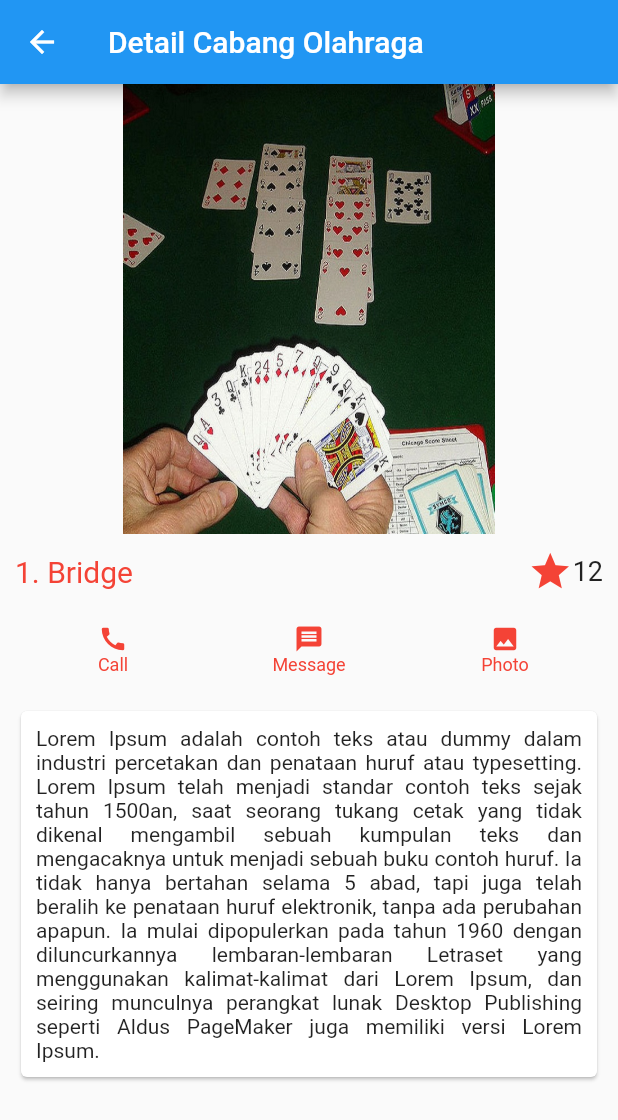
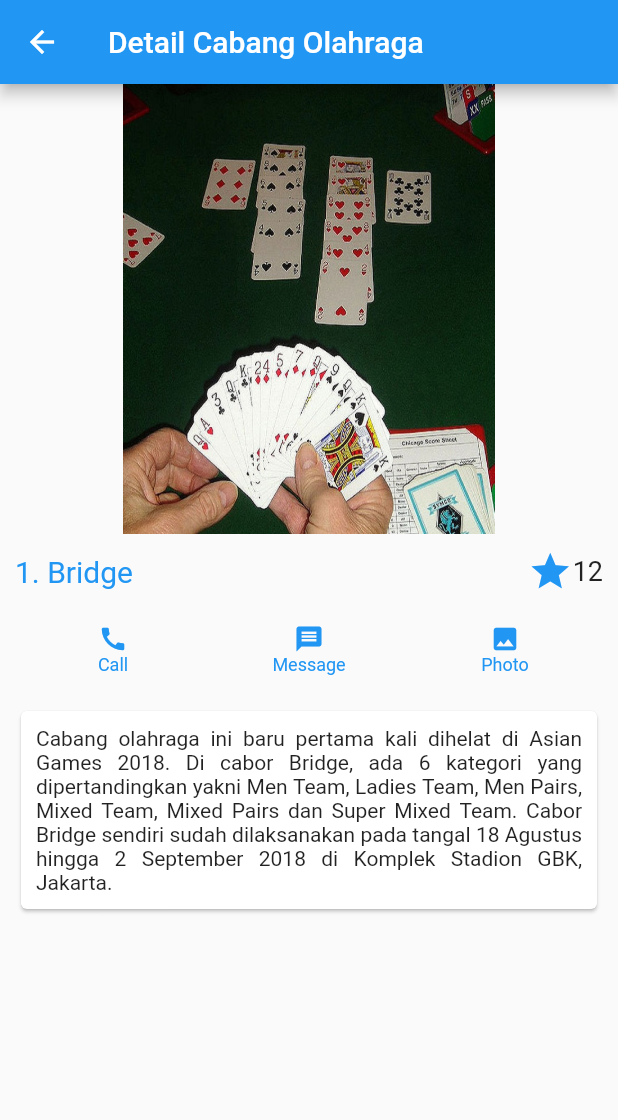
Before and after one commit to MuhammadFariMadyan/haornas_apps, a Flutter app: the screen it shows after launch, after a tap on "1. Bridge", on a phone screen of 412 x 824 dp. Shown: the top 1120 px of the screen. Run offline on Flutter 3.47's test engine with Material 2 defaults, Android fonts, the phone set to English and light mode, and no system bars.

Commit message:
Add description and change colors

```diff
--- a/lib/main.dart
+++ b/lib/main.dart
@@ -1,6 +1,6 @@
 import 'package:flutter/material.dart';
 // dipake nanti
-import 'package:haornas_apps/launcher/launcher_view.dart';
+// import 'package:haornas_apps/launcher/launcher_view.dart';
 
 void main() => runApp(MyApp());
 
@@ -21,9 +21,7 @@ class MyApp extends StatelessWidget {
 class SplashPage extends StatelessWidget {
   @override
   Widget build(BuildContext context) {
-    Future.delayed(
-        Duration(seconds: 3),
-            () {
+    Future.delayed(Duration(seconds: 3), () {
       Navigator.pushReplacement(
         context,
         MaterialPageRoute(
@@ -32,8 +30,7 @@ class SplashPage extends StatelessWidget {
           },
         ),
       );
-        }
-    );
+    });
     return SafeArea(
       child: Scaffold(
         body: new Center(
@@ -48,8 +45,7 @@ class SplashPage extends StatelessWidget {
             new Padding(padding: new EdgeInsets.all(5.0)),
             CircularProgressIndicator(),
           ],
-            )
-        ),
+        )),
       ),
     );
   }
@@ -64,20 +60,70 @@ class _HomePageState extends State<HomePage> {
   List<Container> listCabangOlahraga = new List();
 
   var daftarCabangOlahraga = [
-    {"nama":"1. Bridge", "images":"1.bridge.jpg"},
-    {"nama":"2. Basketbal 3x3", "images":"2.basket-3x3.jpg"},
-    {"nama":"3. Jet Ski", "images":"3.jetski.jpg"},
-    {"nama":"4. JU-Jit Su", "images":"4.jujitsu.jpg"},
-    {"nama":"5. Pencak Silat", "images":"5.pencak-silat.jpg"},
-    {"nama":"6. Sambo", "images":"6.sambo.jpg"},
-    {"nama":"7. Kurash", "images":"7.kurash.jpg"},
-    {"nama":"8. Paralayang", "images":"8.paralayang.jpg"},
-    {"nama":"9. Panjat Tebing", "images":"9.panjat-tebing.jpg"},
-    {"nama":"10. Roller Sports", "images":"10.roller-sports.jpg"},
+    {
+      "nama": "1. Bridge",
+      "images": "1.bridge.jpg",
+      "deskripsi":
+          "Cabang olahraga ini baru pertama kali dihelat di Asian Games 2018. Di cabor Bridge, ada 6 kategori yang dipertandingkan yakni Men Team, Ladies Team, Men Pairs, Mixed Team, Mixed Pairs dan Super Mixed Team. Cabor Bridge sendiri sudah dilaksanakan pada tangal 18 Agustus hingga 2 September 2018 di Komplek Stadion GBK, Jakarta."
+    },
+    {
+      "nama": "2. Basketbal 3x3",
+      "images": "2.basket-3x3.jpg",
+      "deskripsi":
+          "Cabor basket sendiri sebenarnya sudah lama dipertandingkan di Asian Games. Tapi ada satu sub cabang dari basket yang baru dipertandingkan untuk pertama kalinya di Asian Games 2018 yakni Basket 3 on 3. Mempertandingkan dua kategori lomba yakni Men Team dan Women Team."
+    },
+    {
+      "nama": "3. Jet Ski",
+      "images": "3.jetski.jpg",
+      "deskripsi":
+          "Cabor yang baru pertama kali hadir di Asian Games 2018 ini mempertandingkan 6 kategori yakni runabout open, runabout 1000, runabout endurance, runabout stock, open ski dan sport GP."
+    },
+    {
+      "nama": "4. JU-Jit Su",
+      "images": "4.jujitsu.jpg",
+      "deskripsi":
+          "Olahraga beladiri ini mempertandingkan beberapa kategori, antara lain Newaza Men 56kg, 62kg, 69kg, 77kg, 85kg, 94kg. Newaza Women 49kg dan 62kg."
+    },
+    {
+      "nama": "5. Pencak Silat",
+      "images": "5.pencak-silat.jpg",
+      "deskripsi":
+          "Cabang olahraga asli Indonesia ini mempertandingkan 16 nomor dengan rincian 10 nomor tanding (tujuh putra dan tiga putri) dan enam nomor seni (tunggal putra dan putri, ganda putra dan putri, serta regu putra dan putri)."
+    },
+    {
+      "nama": "6. Sambo",
+      "images": "6.sambo.jpg",
+      "deskripsi":
+          "Pertama kali dipertandingan, di Asian Games 2018 cabor Sambo akan memainkan empat nomor yakni 62 kg putra, 74 kg putra, 56 kg putri, dan 64 kg putri. Indonesia sendiri menurunkan masing-masing dua atlet di semua nomor tersebut."
+    },
+    {
+      "nama": "7. Kurash",
+      "images": "7.kurash.jpg",
+      "deskripsi":
+          "Cabor asal Timur Tengah ini mempertandingkan beberapa nomor di Asian Games 2018, antara lain Men 81kg, Men -90kg, Men +90kg dan Women -52kg, Women -63kg, Women -78kg."
+    },
+    {
+      "nama": "8. Paralayang",
+      "images": "8.paralayang.jpg",
+      "deskripsi":
+          "Cabang olahraga satu ini mempertandingkan beberapa nomor di Asian Games 2018, antara lain Men Individual Accuracy, Men's Team accuracy, Men's Team Cross Country dan Women Individual Accuracy, Women's Team Accuracy, Women's Team Cross Country."
+    },
+    {
+      "nama": "9. Panjat Tebing",
+      "images": "9.panjat-tebing.jpg",
+      "deskripsi":
+          "Di Asian Games 2018 ini, panjat tebing untuk pertama kalinya mempertandingkan beberapa nomor antara lain Men's Speed, Men's Combined, Men's Speed Relay dan Women's Speed, Women's Combined, Women'S Speed Relay."
+    },
+    {
+      "nama": "10. Roller Sports",
+      "images": "10.roller-sports.jpg",
+      "deskripsi":
+          "Di Asian Games 2018, cabang olahraga ini mempertandingkan dua nomor yakni Men's Road 20km Race dan Women's Road 20km Race. Itulah 10 cabang olahraga baru yang bakal ada di Asian Games 2018. Membuat kita makin gak sabar kan menunggu di mulainya kompetisi olahraga terbesar se-Asia ini?"
+    },
   ];
 
   _dataListCabangOlahraga() {
-    for(var i = 0; i < daftarCabangOlahraga.length; i++){
+    for (var i = 0; i < daftarCabangOlahraga.length; i++) {
       final listDataCabangOlahraga = daftarCabangOlahraga[i];
       final String imagesCabangOlahraga = listDataCabangOlahraga['images'];
 
@@ -85,26 +131,39 @@ class _HomePageState extends State<HomePage> {
         padding: new EdgeInsets.all(10.0),
         child: new Card(
           child: new InkWell(
-            onTap: (){
+            onTap: () {
               // move to detail
-              Navigator.push(context, MaterialPageRoute(
+              Navigator.push(
+                context,
+                MaterialPageRoute(
                   builder: (BuildContext context) => DetailCabangOlahraga(
                     nama: listDataCabangOlahraga['nama'],
                     gambar: imagesCabangOlahraga,
+                    deskripsi: listDataCabangOlahraga['deskripsi'],
                   ),
                 ),
               );
             },
             child: new Column(
               children: <Widget>[
-                new Padding(padding: new EdgeInsets.all(10.0),),
-                new Hero(tag: listDataCabangOlahraga['nama'], child: new Image.asset(
+                new Padding(
+                  padding: new EdgeInsets.all(10.0),
+                ),
+                new Hero(
+                  tag: listDataCabangOlahraga['nama'],
+                  child: new Image.asset(
                     "images/$imagesCabangOlahraga",
-                  height: 150.0, width: 100.0, fit: BoxFit.cover,
+                    height: 150.0,
+                    width: 100.0,
+                    fit: BoxFit.cover,
                   ),
                 ),
                 new Padding(padding: new EdgeInsets.all(10.0)),
-                new Text(listDataCabangOlahraga['nama'], style: new TextStyle(fontWeight: FontWeight.bold, fontSize: 14.0),),
+                new Text(
+                  listDataCabangOlahraga['nama'],
+                  style: new TextStyle(
+                      fontWeight: FontWeight.bold, fontSize: 14.0),
+                ),
               ],
             ),
           ),
@@ -114,7 +173,7 @@ class _HomePageState extends State<HomePage> {
   }
 
   @override
-  void initState(){
+  void initState() {
     super.initState();
     _dataListCabangOlahraga();
   }
@@ -144,18 +203,18 @@ class _HomePageState extends State<HomePage> {
       ),
     );
   }
-
 }
-
 
 class DetailCabangOlahraga extends StatelessWidget {
   DetailCabangOlahraga({
     this.nama,
     this.gambar,
+    this.deskripsi,
   });
 
   final String nama;
   final String gambar;
+  final String deskripsi;
 
   @override
   Widget build(BuildContext context) {
@@ -168,20 +227,21 @@ class DetailCabangOlahraga extends StatelessWidget {
         children: <Widget>[
           new Container(
             height: 300,
-            child: new Hero(tag: nama, child: new Material(
+            child: new Hero(
+              tag: nama,
+              child: new Material(
                 child: new InkWell(
-                child: Image.asset('images/$gambar', fit: BoxFit.contain,),
+                  child: Image.asset(
+                    'images/$gambar',
+                    fit: BoxFit.contain,
                   ),
-            ),),
                 ),
-
-          new BagianNama(
-            nama: nama
               ),
-
+            ),
+          ),
+          new BagianNama(nama: nama),
           new BagianIcon(),
-
-          new BagianKeterangan(),
+          new BagianKeterangan(deskripsi: deskripsi),
         ],
       ),
     );
@@ -198,17 +258,28 @@ class BagianNama extends StatelessWidget {
       padding: EdgeInsets.all(10),
       child: new Row(
         children: <Widget>[
-          new Expanded(child: new Column(
+          new Expanded(
+            child: new Column(
               crossAxisAlignment: CrossAxisAlignment.start,
               children: <Widget>[
-              new Text(nama, style: new TextStyle(fontSize: 20.0, color: Colors.red),),
+                new Text(
+                  nama,
+                  style: new TextStyle(fontSize: 20.0, color: Colors.blue),
+                ),
               ],
-          ),),
-
+            ),
+          ),
           new Row(
             children: <Widget>[
-              new Icon(Icons.star, size: 30.0, color: Colors.red,),
-              new Text("12", style: new TextStyle(fontSize: 18.0),),
+              new Icon(
+                Icons.star,
+                size: 30.0,
+                color: Colors.blue,
+              ),
+              new Text(
+                "12",
+                style: new TextStyle(fontSize: 18.0),
+              ),
             ],
           )
         ],
@@ -217,28 +288,16 @@ class BagianNama extends StatelessWidget {
   }
 }
 
-class  BagianIcon extends StatelessWidget {
+class BagianIcon extends StatelessWidget {
   @override
   Widget build(BuildContext context) {
     return Container(
       padding: EdgeInsets.all(10),
       child: new Row(
         children: <Widget>[
-          new IconTeks(
-              iconData : Icons.call,
-              teks : "Call"
-          ),
-
-          new IconTeks(
-              iconData : Icons.message,
-              teks : "Message"
-          ),
-
-          new IconTeks(
-              iconData : Icons.photo,
-              teks : "Photo"
-          ),
-
+          new IconTeks(iconData: Icons.call, teks: "Call"),
+          new IconTeks(iconData: Icons.message, teks: "Message"),
+          new IconTeks(iconData: Icons.photo, teks: "Photo"),
         ],
       ),
     );
@@ -246,7 +305,6 @@ class  BagianIcon extends StatelessWidget {
 }
 
 class IconTeks extends StatelessWidget {
-
   IconTeks({this.iconData, this.teks});
   final IconData iconData;
   final String teks;
@@ -255,8 +313,15 @@ class IconTeks extends StatelessWidget {
     return Expanded(
       child: new Column(
         children: <Widget>[
-          new Icon(iconData, size: 20.0, color: Colors.red,),
-          new Text(teks, style: new TextStyle(fontSize: 12.0, color: Colors.red),)
+          new Icon(
+            iconData,
+            size: 20.0,
+            color: Colors.blue,
+          ),
+          new Text(
+            teks,
+            style: new TextStyle(fontSize: 12.0, color: Colors.blue),
+          )
         ],
       ),
     );
@@ -264,17 +329,21 @@ class IconTeks extends StatelessWidget {
 }
 
 class BagianKeterangan extends StatelessWidget {
+  BagianKeterangan({this.deskripsi});
+  final String deskripsi;
+
   @override
   Widget build(BuildContext context) {
     return Container(
       padding: EdgeInsets.all(10.0),
       child: new Card(
-        child: new Padding(padding: const EdgeInsets.all(10.0),
-          child: new Text("Lorem Ipsum adalah contoh teks atau dummy dalam industri percetakan dan penataan huruf atau typesetting. Lorem Ipsum telah menjadi standar contoh teks sejak tahun 1500an, saat seorang tukang cetak yang tidak dikenal mengambil sebuah kumpulan teks dan mengacaknya untuk menjadi sebuah buku contoh huruf. Ia tidak hanya bertahan selama 5 abad, tapi juga telah beralih ke penataan huruf elektronik, tanpa ada perubahan apapun. Ia mulai dipopulerkan pada tahun 1960 dengan diluncurkannya lembaran-lembaran Letraset yang menggunakan kalimat-kalimat dari Lorem Ipsum, dan seiring munculnya perangkat lunak Desktop Publishing seperti Aldus PageMaker juga memiliki versi Lorem Ipsum.",
+        child: new Padding(
+          padding: const EdgeInsets.all(10.0),
+          child: new Text(
+            deskripsi,
             style: new TextStyle(fontSize: 14.0),
             textAlign: TextAlign.justify,
           ),
-
         ),
       ),
     );
```
Lines whose indentation alone changed are shown as unchanged.
